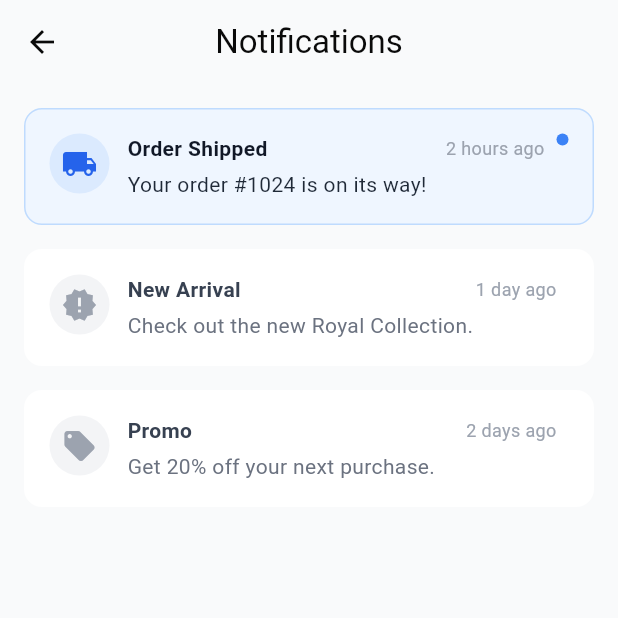
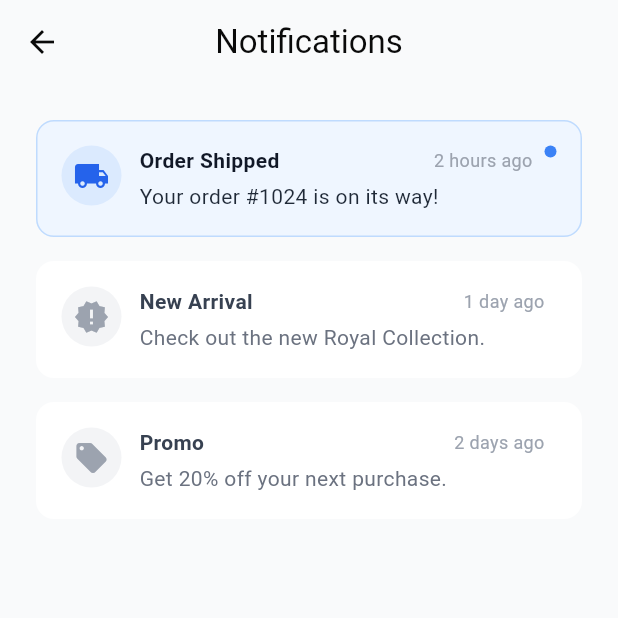
Before and after one commit to Carpso/grand-elephants-flutter, a Flutter app: the NotificationsScreen screen opened directly, on a phone screen of 412 x 824 dp, the top half of it. Run offline on Flutter 3.47's test engine with Material 3 defaults, Android fonts, the phone set to English and light mode, and no system bars; our stand-ins replace camera, flutter_animate, flutter_secure_storage, lottie, shared_preferences; missing offline and left inert: lipila_flutter; accounts and stored records are empty; network calls fail; Roboto replaces fonts that are missing (SF Pro Display).

Commit message:
fix: remaining audit items - security hardening, code quality, UI/UX polish, tests
Security:
- mockBackend defaults to false (was true), requires --dart-define to enable
- lipilaUseSandbox defaults to false (was true), requires --dart-define to enable
- Phone number validation in LipilaPaymentService._normalizePhone (must be 12 digits)
- ErrorBoundary preserves previous FlutterError.onError handler
- main.dart wraps app in runZonedGuarded for uncaught error handling

Code Quality:
- CartItem.quantity is now final (immutable), uses copyWith pattern
- CartProvider uses dirty-flag caching for computed getters (subtotal, deliveryFee, total, itemCount)
- ErrorBoundary.dispose() restores previous onError handler

Performance:
- Cart computed getters only recalculate when items change (dirty flag pattern)
- cart_provider placeOrder uses debugPrint instead of silent catch

UI/UX:
- WishlistScreen ProductCard now has onTap to navigate to product detail
- Admin DashboardScreen menu items now navigate to their routes (were no-ops)
- NotificationsScreen has empty state when no notifications
- AddressesScreen has empty state when no addresses
- HomeScreen has empty search state (no more fallback to random products)
- Pull-to-refresh added to HomeScreen and ExploreScreen
- NotificationsScreen padding standardized to 24px
- Semantics widgets added to ProductCard, ExploreScreen grid items, NotificationsScreen

Testing:
- Added unit tests for Product, CartItem, Order, User models
- Added tests for AuthProvider password validation
- Added tests for ConfigProvider formatPrice, toggleCurrency, toggleTheme

```diff
--- a/lib/constants/app_config.dart
+++ b/lib/constants/app_config.dart
@@ -4,7 +4,7 @@ class AppConfig {
   static const String appDescription =
       'A state-of-the-art retail platform for premium heritage products.';
   static const String tenantDefault = 'grand-elephants-default';
-  static const bool mockBackend = true;
+  static const bool mockBackend = bool.fromEnvironment('MOCK_BACKEND', defaultValue: false);
 
   static const String lencoBaseUrl = 'https://api.lenco.co/access/v2';
   static String get lencoSecretKey =>
@@ -19,5 +19,5 @@ class AppConfig {
       'https://api.sellonapp.com/webhook/lipila';
   static String get lipilaApiKey =>
       const String.fromEnvironment('LIPILA_API_KEY');
-  static const bool lipilaUseSandbox = true;
+  static const bool lipilaUseSandbox = bool.fromEnvironment('LIPILA_SANDBOX', defaultValue: false);
 }
--- a/lib/models/cart_item.dart
+++ b/lib/models/cart_item.dart
@@ -3,9 +3,9 @@ class CartItem {
   final String name;
   final double price;
   final String image;
-  int quantity;
+  final int quantity;
 
-  CartItem({
+  const CartItem({
     required this.id,
     required this.name,
     required this.price,
--- a/lib/screens/admin/dashboard_screen.dart
+++ b/lib/screens/admin/dashboard_screen.dart
@@ -145,7 +145,7 @@ class DashboardScreen extends StatelessWidget {
                   title: item.title,
                   icon: item.icon,
                   color: item.color,
-                  onTap: () {},
+                  onTap: () => Navigator.of(context).pushNamed(item.route),
                 );
               },
             ),
--- a/lib/screens/profile/notifications_screen.dart
+++ b/lib/screens/profile/notifications_screen.dart
@@ -70,12 +70,33 @@ class _NotificationsScreenState extends State<NotificationsScreen> {
       appBar: AppBar(
         title: const Text('Notifications'),
       ),
-      body: ListView.builder(
-        padding: const EdgeInsets.all(16),
+      body: _notifications.isEmpty
+          ? Center(
+              child: Column(
+                mainAxisAlignment: MainAxisAlignment.center,
+                children: [
+                  const Icon(Icons.notifications_off, size: 64, color: AppColors.brandMuted),
+                  const SizedBox(height: 16),
+                  const Text(
+                    'No notifications yet',
+                    style: TextStyle(fontSize: 18, fontWeight: FontWeight.bold, color: AppColors.brandDark),
+                  ),
+                  const SizedBox(height: 8),
+                  Text(
+                    'You\'ll see order updates and promos here.',
+                    style: TextStyle(color: AppColors.brandMuted),
+                  ),
+                ],
+              ),
+            )
+          : ListView.builder(
+        padding: const EdgeInsets.all(24),
         itemCount: _notifications.length,
         itemBuilder: (context, index) {
           final notif = _notifications[index];
-          return GestureDetector(
+          return Semantics(
+            label: '${notif.title}. ${notif.message}. ${notif.date}',
+            child: GestureDetector(
             onTap: () => _markAsRead(notif.id),
             child: Container(
               margin: const EdgeInsets.only(bottom: 16),
@@ -153,6 +174,7 @@ class _NotificationsScreenState extends State<NotificationsScreen> {
                 ],
               ),
             ),
+          ),
           );
         },
       ),
--- a/lib/screens/profile/wishlist_screen.dart
+++ b/lib/screens/profile/wishlist_screen.dart
@@ -66,6 +66,7 @@ class _WishlistScreenState extends State<WishlistScreen> {
                         isLiked: true,
                         onWishlistToggle: () => wishlistProvider.removeFromWishlist(product.id),
                         onAddToCart: () => cartProvider.addToCart(product),
+                        onTap: () => Navigator.of(context).pushNamed('/product/${product.id}'),
                       );
                     }).toList(),
                   ),
--- a/lib/widgets/product_card.dart
+++ b/lib/widgets/product_card.dart
@@ -72,7 +72,11 @@ class _ProductCardState extends State<ProductCard> with SingleTickerProviderStat
           opacity: _fadeAnim.value,
           child: Transform.scale(
             scale: _scaleAnim.value,
-            child: child,
+            child: Semantics(
+              label: '${widget.product.name}, price ${widget.product.price.toStringAsFixed(0)} ZMW',
+              button: true,
+              child: child,
+            ),
           ),
         );
       },
```
Also changed, not shown: lib/main.dart (+6 -1 lines), lib/providers/cart_provider.dart (+47 -10 lines), lib/screens/explore/explore_screen.dart (+12 -2 lines), lib/screens/home/home_screen.dart (+32 -3 lines), lib/screens/profile/addresses_screen.dart (+26 -1 lines), lib/services/lipila_payment_service.dart (+12 -3 lines), lib/widgets/error_boundary.dart (+8 -0 lines), 1 other file.
